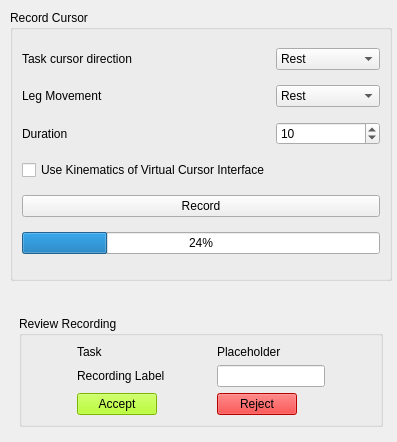
First picture: the form in myogestic/gui/widgets/visual_interfaces/virtual_cursor_interface/ui/recording.ui, repository NsquaredLab/MyoGestic, before the edit.
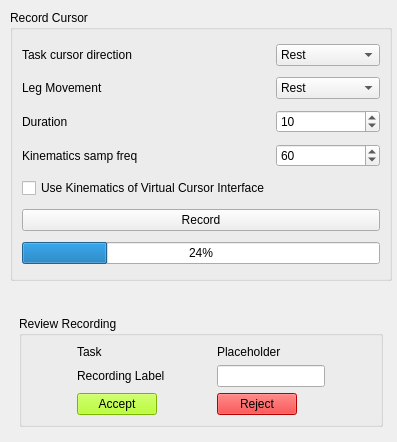
Second picture: the form after the edit.

Patch:
```diff
--- a/myogestic/gui/widgets/visual_interfaces/virtual_cursor_interface/ui/recording.ui
+++ b/myogestic/gui/widgets/visual_interfaces/virtual_cursor_interface/ui/recording.ui
@@ -45,19 +45,10 @@
       </property>
      </widget>
     </item>
-    <item row="5" column="0">
-     <widget class="QCheckBox" name="recordUseCursorKinematicsCheckBox">
-      <property name="enabled">
-       <bool>true</bool>
-      </property>
-      <property name="layoutDirection">
-       <enum>Qt::LayoutDirection::LeftToRight</enum>
-      </property>
+    <item row="2" column="0">
+     <widget class="QLabel" name="label_4">
       <property name="text">
-       <string>Use Kinematics of Virtual Cursor Interface</string>
-      </property>
-      <property name="checked">
-       <bool>false</bool>
+       <string>Leg Movement</string>
       </property>
      </widget>
     </item>
@@ -90,13 +81,36 @@
       </item>
      </widget>
     </item>
-    <item row="7" column="0" colspan="2">
+    <item row="9" column="0" colspan="2">
      <widget class="QProgressBar" name="groundTruthProgressBar">
       <property name="value">
        <number>24</number>
       </property>
      </widget>
     </item>
+    <item row="1" column="0">
+     <widget class="QLabel" name="label">
+      <property name="text">
+       <string>Task cursor direction</string>
+      </property>
+     </widget>
+    </item>
+    <item row="7" column="0">
+     <widget class="QCheckBox" name="recordUseCursorKinematicsCheckBox">
+      <property name="enabled">
+       <bool>true</bool>
+      </property>
+      <property name="layoutDirection">
+       <enum>Qt::LayoutDirection::LeftToRight</enum>
+      </property>
+      <property name="text">
+       <string>Use Kinematics of Virtual Cursor Interface</string>
+      </property>
+      <property name="checked">
+       <bool>false</bool>
+      </property>
+     </widget>
+    </item>
     <item row="4" column="1">
      <widget class="QSpinBox" name="recordDurationSpinBox">
       <property name="value">
@@ -104,14 +118,7 @@
       </property>
      </widget>
     </item>
-    <item row="2" column="0">
-     <widget class="QLabel" name="label_4">
-      <property name="text">
-       <string>Leg Movement</string>
-      </property>
-     </widget>
-    </item>
-    <item row="6" column="0" colspan="2">
+    <item row="8" column="0" colspan="2">
      <widget class="QPushButton" name="recordRecordPushButton">
       <property name="text">
        <string>Record</string>
@@ -121,10 +128,10 @@
       </property>
      </widget>
     </item>
-    <item row="1" column="0">
-     <widget class="QLabel" name="label">
+    <item row="5" column="0">
+     <widget class="QLabel" name="label_3">
       <property name="text">
-       <string>Task cursor direction</string>
+       <string>Kinematics samp freq</string>
       </property>
      </widget>
     </item>
@@ -157,6 +164,19 @@
       </item>
      </widget>
     </item>
+    <item row="5" column="1">
+     <widget class="QSpinBox" name="kinematicsSampFreqSpinBox">
+      <property name="minimum">
+       <number>1</number>
+      </property>
+      <property name="maximum">
+       <number>120</number>
+      </property>
+      <property name="value">
+       <number>60</number>
+      </property>
+     </widget>
+    </item>
    </layout>
   </widget>
   <widget class="QStackedWidget" name="recordReviewRecordingStackedWidget">
```
